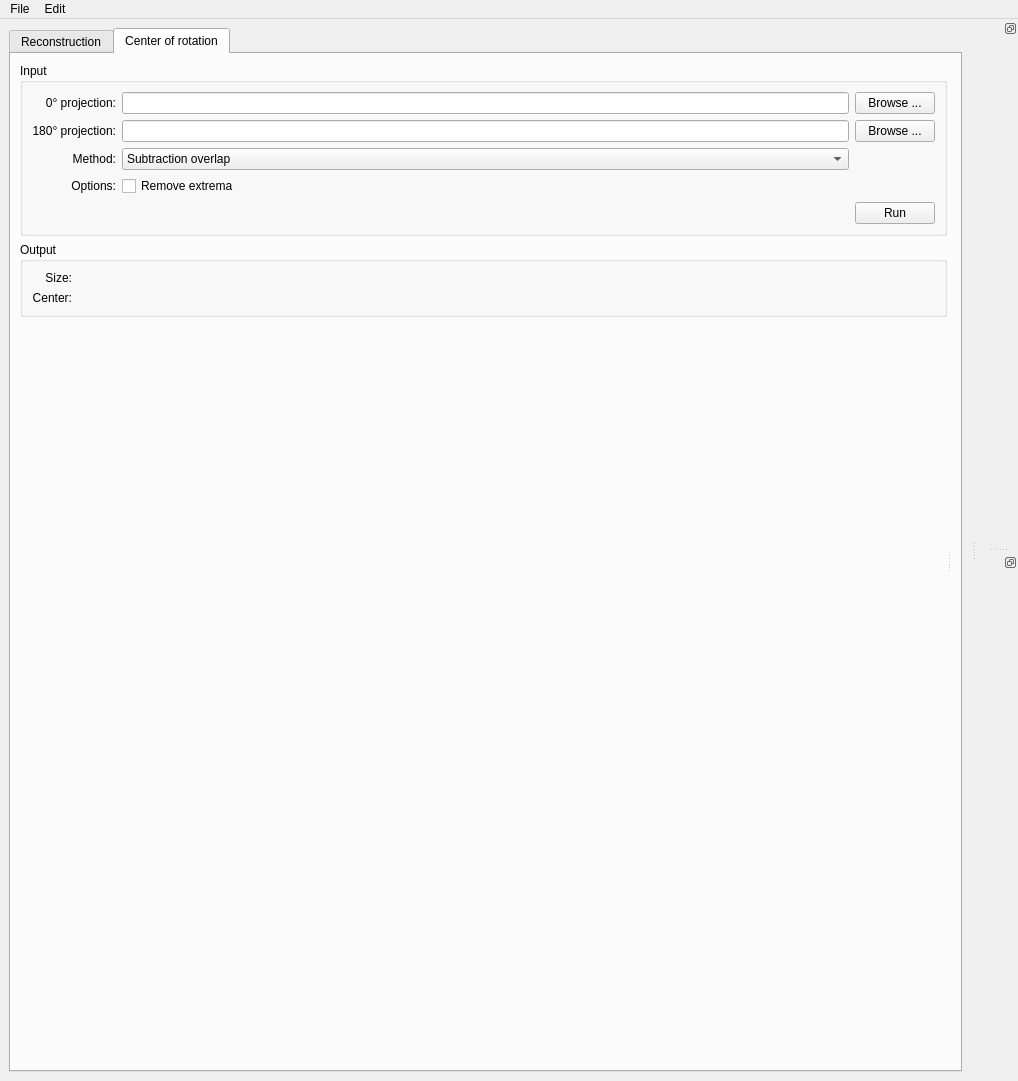
First picture: the form in tofu/gui.ui, repository ufo-kit/tofu, before the edit.
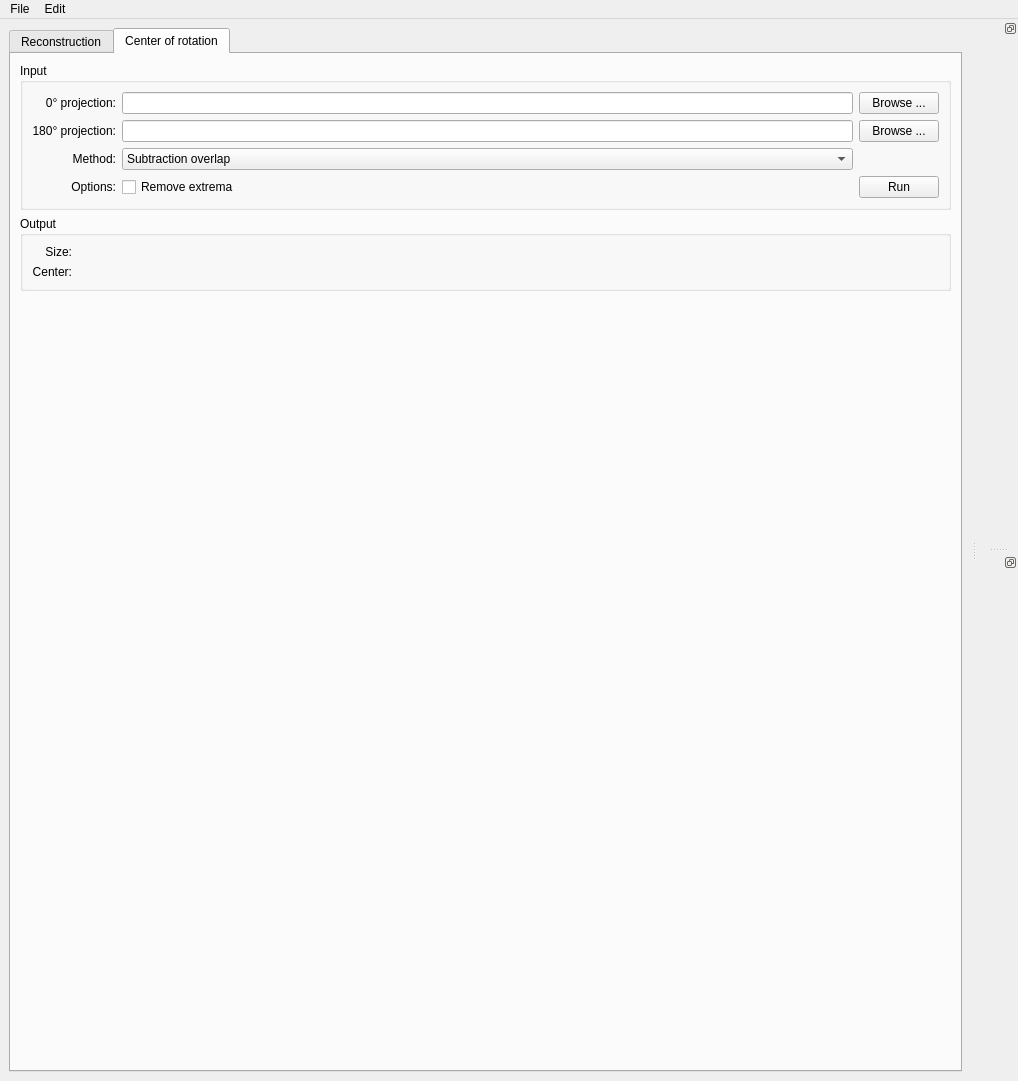
Second picture: the form after the edit. The open tabs and pages were chosen to show the change.

Commit message:
Move overlap window below settings
This conserves precious much better than on the right side.

Diff of the .ui file:
```diff
--- a/tofu/gui.ui
+++ b/tofu/gui.ui
@@ -946,11 +946,6 @@
        </attribute>
        <layout class="QVBoxLayout" name="verticalLayout_6">
         <item>
-         <widget class="QSplitter" name="splitter">
-          <property name="orientation">
-           <enum>Qt::Horizontal</enum>
-          </property>
-          <widget class="QWidget" name="verticalLayoutWidget">
            <layout class="QVBoxLayout" name="verticalLayout_13">
             <item>
              <widget class="QGroupBox" name="groupBox">
@@ -965,7 +960,7 @@
               </property>
               <layout class="QVBoxLayout" name="verticalLayout_11">
                <item>
-                <layout class="QGridLayout" name="gridLayout_5">
+              <layout class="QGridLayout" name="gridLayout_5" rowstretch="0,0,0,0,0" rowminimumheight="0,0,0,0,0">
                  <item row="3" column="0">
                   <widget class="QLabel" name="label_6">
                    <property name="text">
@@ -1109,7 +1104,7 @@
                    </item>
                   </widget>
                  </item>
-                 <item row="4" column="2">
+               <item row="3" column="2">
                   <widget class="QPushButton" name="run_button">
                    <property name="sizePolicy">
                     <sizepolicy hsizetype="Fixed" vsizetype="Fixed">
@@ -1204,27 +1199,14 @@
               </layout>
              </widget>
             </item>
-            <item>
-             <spacer name="verticalSpacer">
-              <property name="orientation">
-               <enum>Qt::Vertical</enum>
-              </property>
-              <property name="sizeHint" stdset="0">
-               <size>
-                <width>20</width>
-                <height>40</height>
-               </size>
-              </property>
-             </spacer>
-            </item>
-           </layout>
-          </widget>
-          <widget class="QWidget" name="verticalLayoutWidget_2">
+         </layout>
+        </item>
+        <item>
            <layout class="QVBoxLayout" name="overlap_layout">
             <item>
              <widget class="QWidget" name="axis_view_widget" native="true">
               <property name="sizePolicy">
-               <sizepolicy hsizetype="Expanding" vsizetype="Preferred">
+             <sizepolicy hsizetype="Expanding" vsizetype="Expanding">
                 <horstretch>0</horstretch>
                 <verstretch>0</verstretch>
                </sizepolicy>
@@ -1240,8 +1222,6 @@
              </widget>
             </item>
            </layout>
-          </widget>
-         </widget>
         </item>
        </layout>
       </widget>
```
Left out of the diff: 2 changed lines with no effect on the pictures. Lines whose indentation alone changed are shown as unchanged.
